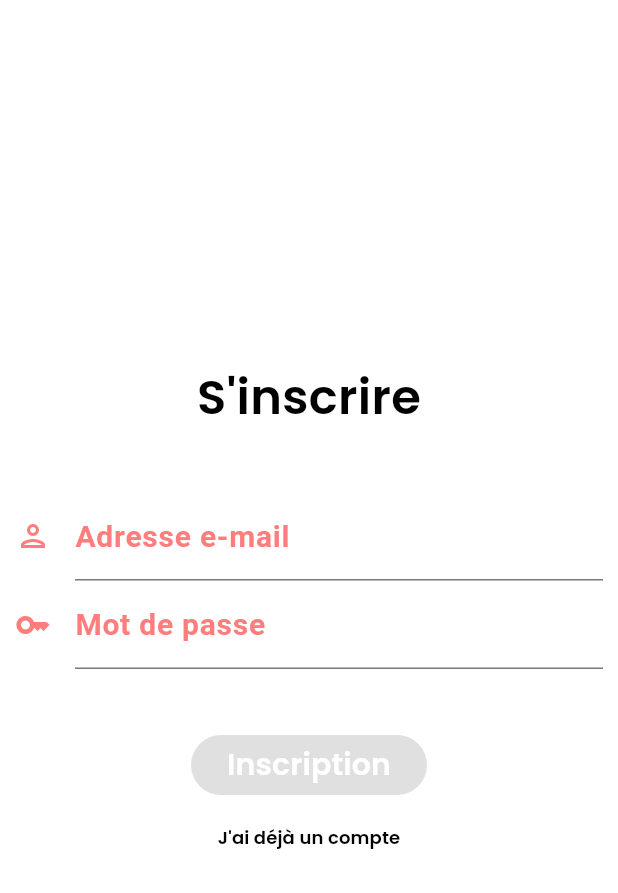
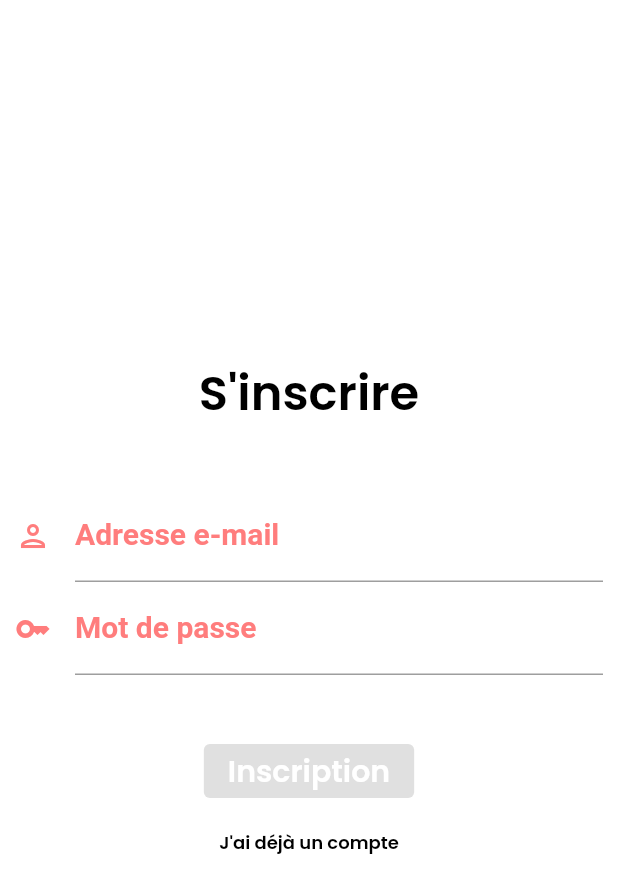
Before and after one commit to ThomasSEGALEN/flutter_journey_diary, a Flutter app: the screen it shows after launch, after a tap on "Je me crée un compte", on a phone screen of 412 x 824 dp. Shown: the top 893 px of the screen. Run offline on Flutter 3.47's test engine with Material 2 defaults, Android fonts, the phone set to English and light mode, and no system bars; our stand-ins replace cloud_firestore, dio, firebase_auth, firebase_core, firebase_database, firebase_storage and 4 more; accounts and stored records are empty; network calls fail.

Commit message:
Remove theme

```diff
--- a/lib/main.dart
+++ b/lib/main.dart
@@ -52,7 +52,6 @@ class MyApp extends StatelessWidget {
   Widget build(BuildContext context) {
     return MaterialApp(
       title: 'Journey Diary',
-      theme: ThemeData(useMaterial3: true),
       home: BlocBuilder<UserCubit, bool>(
         builder: (context, state) =>
             state ? const HomePage() : const LoginPage(),
```
